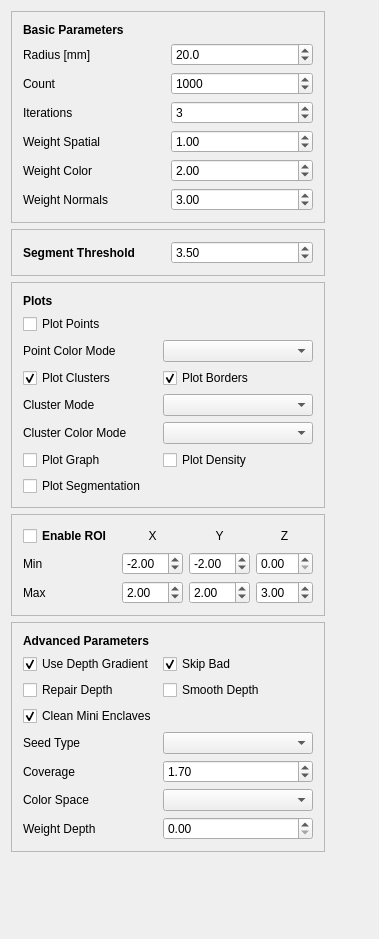
This is dasp_gui/WdgtSuperpixelParameters.ui in Danvil/dasp as Qt 5 draws it before an edit. The edited form follows.
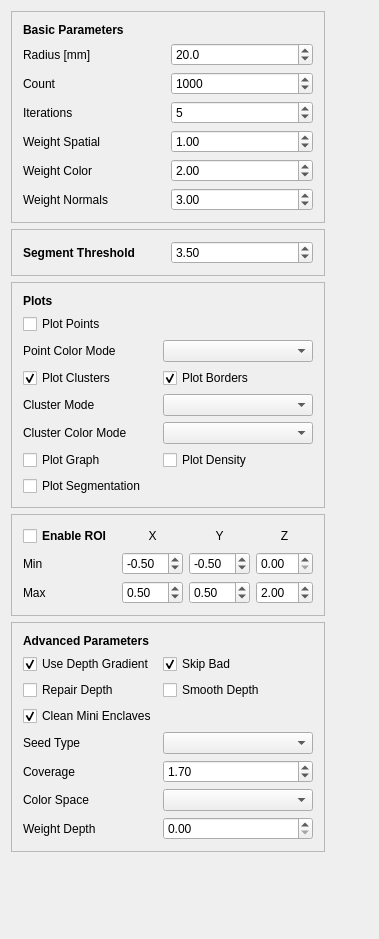
This is the edited form.

Commit message: Chanaged some default parameter values

```diff
--- a/dasp_gui/WdgtSuperpixelParameters.ui
+++ b/dasp_gui/WdgtSuperpixelParameters.ui
@@ -49,7 +49,7 @@
          <number>100</number>
         </property>
         <property name="value">
-         <number>3</number>
+         <number>5</number>
         </property>
        </widget>
       </item>
@@ -496,7 +496,7 @@
          <double>0.100000000000000</double>
         </property>
         <property name="value">
-         <double>-2.000000000000000</double>
+         <double>-0.500000000000000</double>
         </property>
        </widget>
       </item>
@@ -509,7 +509,7 @@
          <double>0.100000000000000</double>
         </property>
         <property name="value">
-         <double>-2.000000000000000</double>
+         <double>-0.500000000000000</double>
         </property>
        </widget>
       </item>
@@ -552,7 +552,7 @@
          <double>0.100000000000000</double>
         </property>
         <property name="value">
-         <double>2.000000000000000</double>
+         <double>0.500000000000000</double>
         </property>
        </widget>
       </item>
@@ -565,7 +565,7 @@
          <double>0.100000000000000</double>
         </property>
         <property name="value">
-         <double>2.000000000000000</double>
+         <double>0.500000000000000</double>
         </property>
        </widget>
       </item>
@@ -575,7 +575,7 @@
          <double>0.100000000000000</double>
         </property>
         <property name="value">
-         <double>3.000000000000000</double>
+         <double>2.000000000000000</double>
         </property>
        </widget>
       </item>
```
